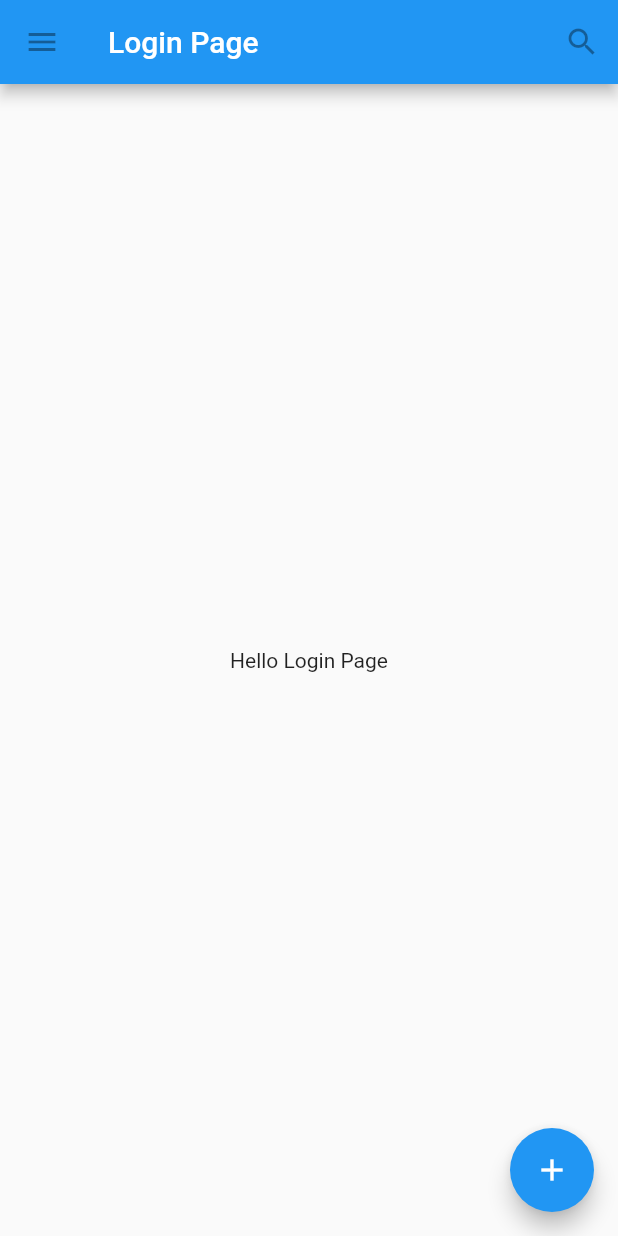
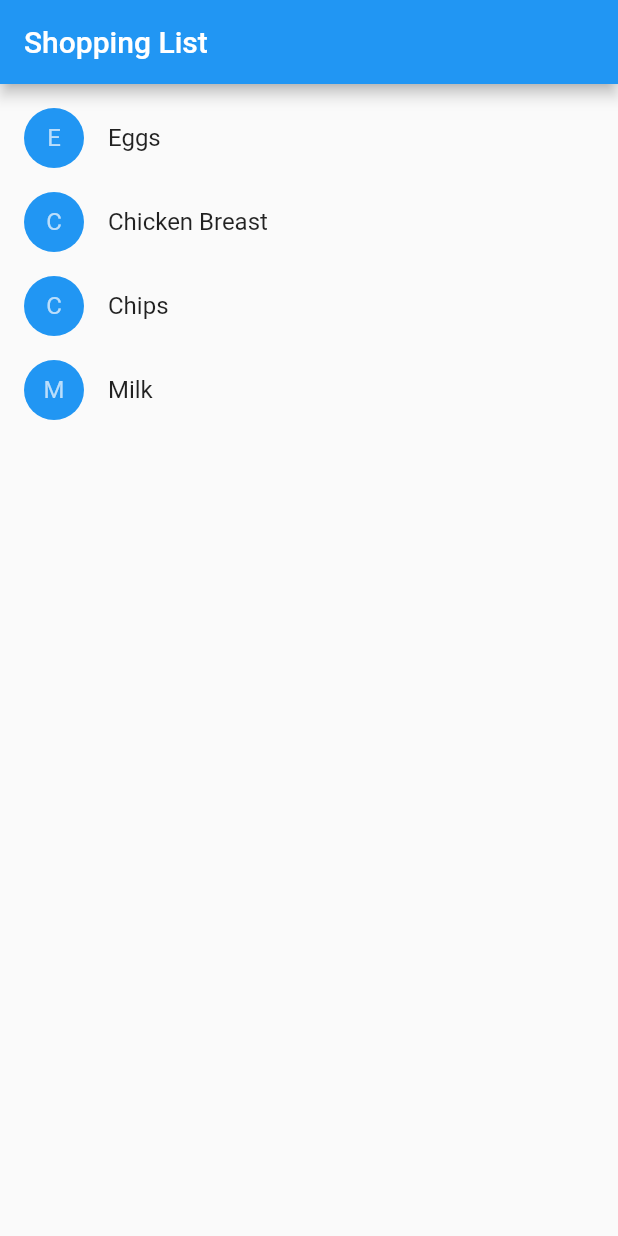
Before and after one commit to harshkoli201/CabApp, a Flutter app: the screen it shows after launch, on a phone screen of 412 x 824 dp. Run offline on Flutter 3.47's test engine with Material 2 defaults, Android fonts, the light colour scheme and no system bars.

Commit message:
Shopping List

```diff
--- a/app1/lib/button.dart
+++ b/app1/lib/button.dart
@@ -1,5 +1,4 @@
 import 'package:flutter/material.dart';
-import 'dart:ui';
 
 void main() {
   runApp(
--- /dev/null
+++ b/app1/lib/main.dart
@@ -0,0 +1,109 @@
+import 'package:flutter/material.dart';
+
+class Product {
+  const Product({required this.name});
+  final String name;
+}
+
+typedef Cart = Function(Product product, bool incart);
+
+class ShoppingListItem extends StatelessWidget {
+  ShoppingListItem({
+    required this.product,
+    required this.incart,
+    required this.onCartChanged,
+  }) : super(key: ObjectKey(product));
+  final Product product;
+  final bool incart;
+  final Cart onCartChanged;
+
+  Color _getcolor(BuildContext context) {
+    return incart ? Colors.black54 : Theme.of(context).primaryColor;
+  }
+
+  TextStyle? _gettextstyle(BuildContext context) {
+    if (!incart) return null;
+
+    return const TextStyle(
+      color: Colors.black54,
+      decoration: TextDecoration.lineThrough,
+    );
+  }
+
+  @override
+  Widget build(BuildContext context) {
+    return ListTile(
+      onTap: () {
+        onCartChanged(product, incart);
+      },
+      leading: CircleAvatar(
+        backgroundColor: _getcolor(context),
+        child: Text(product.name[0]),
+      ),
+      title: Text(
+        product.name,
+        style: _gettextstyle(context),
+      ),
+    );
+  }
+}
+
+// Changing list
+
+class ShoppingList extends StatefulWidget {
+  const ShoppingList({required this.products, Key? key}) : super(key: key);
+
+  final List<Product> products;
+
+  @override
+  State<ShoppingList> createState() => _ShoppingListState();
+}
+
+class _ShoppingListState extends State<ShoppingList> {
+  final shoppingcart = <Product>{};
+
+  void handlecartchange(Product product, bool incart) {
+    setState(() {
+      if (!incart) {
+        shoppingcart.add(product);
+      } else {
+        shoppingcart.remove(product);
+      }
+    });
+  }
+
+  @override
+  Widget build(BuildContext context) {
+    return Scaffold(
+      appBar: AppBar(
+        title: const Text("Shopping List"),
+      ),
+      body: ListView(
+        padding: const EdgeInsets.symmetric(vertical: 8.0),
+        children: widget.products.map((Product product) {
+          return ShoppingListItem(
+            product: product,
+            incart: shoppingcart.contains(product),
+            onCartChanged: handlecartchange,
+          );
+        }).toList(),
+      ),
+    );
+  }
+}
+
+void main() {
+  runApp(
+    const MaterialApp(
+      title: "Shopping List",
+      home: ShoppingList(
+        products: [
+          Product(name: 'Eggs'),
+          Product(name: 'Chicken Breast'),
+          Product(name: 'Chips'),
+          Product(name: 'Milk'),
+        ],
+      ),
+    ),
+  );
+}
```
Also changed, not shown: 1 other file.
